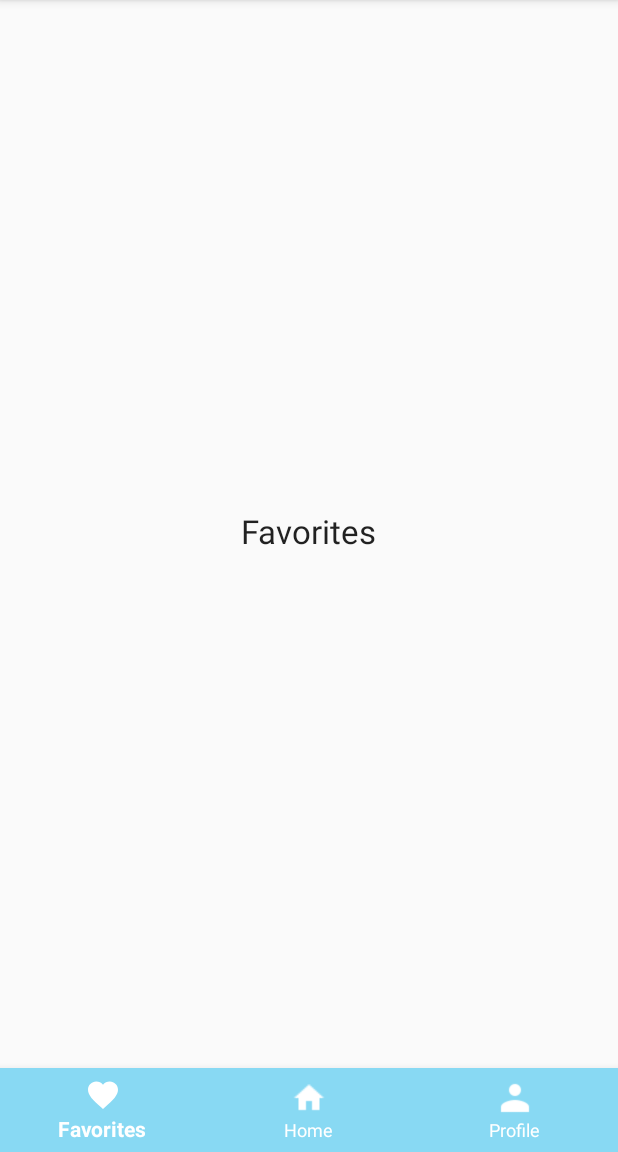
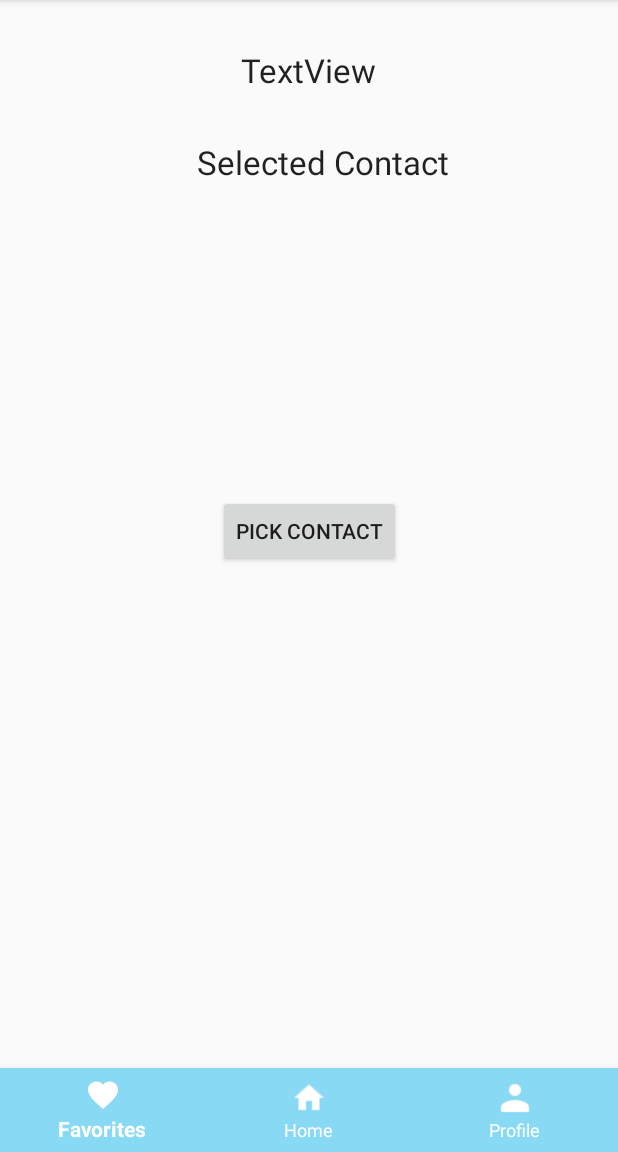
Before and after one commit to rhythmgupta16/Disaster-App, an Android app: the fragment FavoritesFragment placed in its activity, on a phone screen of 412 x 824 dp, the part 84-1236 px from its top. Run offline under Robolectric (Android 15) with nearby library versions, the phone set to English and light mode, and no system bars.

Commit message:
Pick contact added

```diff
--- a/app/src/main/java/com/example/disasterapp/FavoritesFragment.java
+++ b/app/src/main/java/com/example/disasterapp/FavoritesFragment.java
@@ -1,17 +1,77 @@
 package com.example.disasterapp;
 
+import android.content.Intent;
+import android.database.Cursor;
+import android.net.Uri;
 import android.os.Bundle;
 import androidx.annotation.Nullable;
 import androidx.fragment.app.Fragment;
+
+import android.provider.ContactsContract;
+import android.util.Log;
 import android.view.LayoutInflater;
 import android.view.View;
 import android.view.ViewGroup;
+import android.widget.Button;
+import android.widget.TextView;
+
+import static android.app.Activity.RESULT_OK;
 
 public class FavoritesFragment extends Fragment {
+    private static final int RESULT_PICK_CONTACT = 0;
+    private TextView tvPhone, tvName;
+    private Button btnPick;
+
+
     @Nullable
     @Override
     public View onCreateView(LayoutInflater inflater, @Nullable ViewGroup container, @Nullable Bundle savedInstanceState) {
 
-        return inflater.inflate(R.layout.fragment_favorites, null);
+        View view = inflater.inflate(R.layout.fragment_favorites, null);
+
+        btnPick = view.findViewById(R.id.btnPick);
+        tvPhone = view.findViewById(R.id.tvPhone);
+        tvName = view.findViewById(R.id.tvName);
+
+        btnPick.setOnClickListener(new View.OnClickListener() {
+            @Override
+            public void onClick(View v) {
+                Intent contactPickerIntent = new Intent(Intent.ACTION_PICK,
+                        ContactsContract.CommonDataKinds.Phone.CONTENT_URI);
+                startActivityForResult(contactPickerIntent, RESULT_PICK_CONTACT);
+            }
+        });
+
+        return view;
+    }
+
+    @Override
+    public void onActivityResult(int requestCode, int resultCode, Intent data) {
+        // check whether the result is ok
+        if (resultCode == RESULT_OK) {
+            // Check for the request code, we might be usign multiple startActivityForReslut
+            switch (requestCode) {
+                case RESULT_PICK_CONTACT:
+                    Cursor cursor = null;
+                    try {
+                        String phoneNo = null ;
+                        String name = null;
+                        Uri uri = data.getData();
+                        cursor = getActivity().getContentResolver().query(uri, null, null, null, null);
+                        cursor.moveToFirst();
+                        String contactName = cursor.getString(cursor.getColumnIndex(ContactsContract.PhoneLookup.DISPLAY_NAME));
+                        int  phoneIndex =cursor.getColumnIndex(ContactsContract.CommonDataKinds.Phone.NUMBER);
+                        phoneNo = cursor.getString(phoneIndex);
+
+                        tvPhone.setText(phoneNo);
+                        tvName.setText(contactName);
+                    } catch (Exception e) {
+                        e.printStackTrace();
+                    }
+                    break;
+            }
+        } else {
+            Log.e("MainActivity", "Failed to pick contact");
+        }
     }
 }
--- a/app/src/main/java/com/example/disasterapp/HomeFragment.java
+++ b/app/src/main/java/com/example/disasterapp/HomeFragment.java
@@ -6,14 +6,20 @@ import androidx.fragment.app.Fragment;
 import android.view.LayoutInflater;
 import android.view.View;
 import android.view.ViewGroup;
+import android.widget.TextView;
 
 public class HomeFragment extends Fragment {
+    private TextView tvText;
+
     @Nullable
     @Override
     public View onCreateView(LayoutInflater inflater, @Nullable ViewGroup container, @Nullable Bundle savedInstanceState) {
+        View view = inflater.inflate(R.layout.fragment_home,container, false);
+
+        tvText = view.findViewById(R.id.tvText);
 
 
 
-        return inflater.inflate(R.layout.fragment_home,container, false);
+        return view;
     }
 }
--- a/app/src/main/res/layout/fragment_favorites.xml
+++ b/app/src/main/res/layout/fragment_favorites.xml
@@ -1,14 +1,42 @@
 <?xml version="1.0" encoding="utf-8"?>
-<RelativeLayout xmlns:android="http://schemas.android.com/apk/res/android"
+<androidx.constraintlayout.widget.ConstraintLayout xmlns:android="http://schemas.android.com/apk/res/android"
+    xmlns:app="http://schemas.android.com/apk/res-auto"
+    xmlns:tools="http://schemas.android.com/tools"
     android:layout_width="match_parent"
     android:layout_height="match_parent">
 
     <TextView
+        android:id="@+id/tvPhone"
         android:layout_width="wrap_content"
         android:layout_height="wrap_content"
-        android:layout_centerHorizontal="true"
-        android:layout_centerVertical="true"
-        android:text="Favorites"
-        android:textAppearance="@style/Base.TextAppearance.AppCompat.Large" />
+        android:layout_centerInParent="true"
+        android:layout_marginTop="32dp"
+        android:text="Selected Contact"
+        android:textAppearance="@style/Base.TextAppearance.AppCompat.Large"
+        app:layout_constraintEnd_toEndOf="parent"
+        app:layout_constraintHorizontal_bias="0.537"
+        app:layout_constraintStart_toStartOf="parent"
+        app:layout_constraintTop_toBottomOf="@+id/tvName" />
 
-</RelativeLayout>
+    <Button
+        android:id="@+id/btnPick"
+        android:layout_width="wrap_content"
+        android:layout_height="wrap_content"
+        android:text="Pick Contact"
+        app:layout_constraintBottom_toBottomOf="parent"
+        app:layout_constraintEnd_toEndOf="parent"
+        app:layout_constraintStart_toStartOf="parent"
+        app:layout_constraintTop_toTopOf="parent" />
+
+    <TextView
+        android:id="@+id/tvName"
+        android:layout_width="wrap_content"
+        android:layout_height="wrap_content"
+        android:layout_marginTop="32dp"
+        android:textAppearance="@style/Base.TextAppearance.AppCompat.Large"
+        android:text="TextView"
+        app:layout_constraintEnd_toEndOf="parent"
+        app:layout_constraintStart_toStartOf="parent"
+        app:layout_constraintTop_toTopOf="parent" />
+
+</androidx.constraintlayout.widget.ConstraintLayout>
--- a/app/src/main/res/layout/fragment_home.xml
+++ b/app/src/main/res/layout/fragment_home.xml
@@ -4,10 +4,10 @@
     android:layout_height="match_parent">
 
     <TextView
+        android:id="@+id/tvText"
         android:layout_width="wrap_content"
         android:layout_height="wrap_content"
-        android:layout_centerHorizontal="true"
-        android:layout_centerVertical="true"
+        android:layout_centerInParent="true"
         android:text="Home"
         android:textAppearance="@style/Base.TextAppearance.AppCompat.Large" />
 
```
